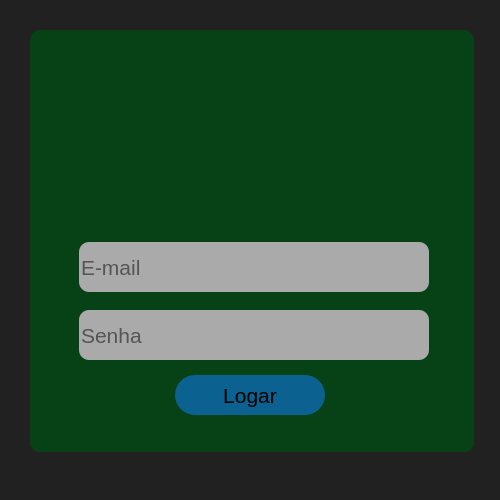
Robson-tech/app-educacional, file tela_login.ui: the form before one commit.
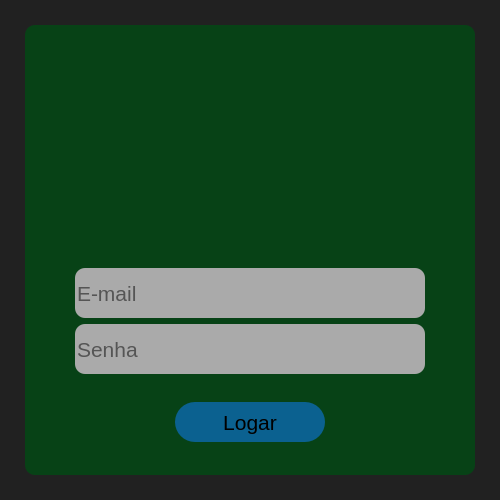
The form after the commit. Icons and pictures are not drawn.

Commit message: telas atualizadas

Patch:
```diff
--- a/tela_login.ui
+++ b/tela_login.ui
@@ -28,34 +28,97 @@
   <property name="styleSheet">
    <string notr="true">background-color: rgb(33, 33, 33);</string>
   </property>
-  <widget class="QFrame" name="background_login">
+  <widget class="QGroupBox" name="background_login">
    <property name="geometry">
     <rect>
-     <x>30</x>
-     <y>30</y>
-     <width>444</width>
-     <height>422</height>
+     <x>25</x>
+     <y>25</y>
+     <width>450</width>
+     <height>450</height>
     </rect>
    </property>
+   <property name="minimumSize">
+    <size>
+     <width>450</width>
+     <height>450</height>
+    </size>
+   </property>
+   <property name="maximumSize">
+    <size>
+     <width>450</width>
+     <height>450</height>
+    </size>
+   </property>
    <property name="styleSheet">
     <string notr="true">border-radius: 10px;
 background-color: rgb(7, 66, 22);</string>
    </property>
-   <property name="frameShape">
-    <enum>QFrame::StyledPanel</enum>
-   </property>
-   <property name="frameShadow">
-    <enum>QFrame::Raised</enum>
-   </property>
-  </widget>
+   <layout class="QGridLayout" name="gridLayout">
+    <item row="3" column="0">
+     <widget class="QLineEdit" name="caixa_email">
+      <property name="minimumSize">
+       <size>
+        <width>350</width>
+        <height>50</height>
+       </size>
+      </property>
+      <property name="maximumSize">
+       <size>
+        <width>350</width>
+        <height>50</height>
+       </size>
+      </property>
+      <property name="font">
+       <font>
+        <pointsize>16</pointsize>
+       </font>
+      </property>
+      <property name="styleSheet">
+       <string notr="true">border-radius: 10px;
+background-color: rgb(170, 170, 170);</string>
+      </property>
+      <property name="alignment">
+       <set>Qt::AlignLeading|Qt::AlignLeft|Qt::AlignVCenter</set>
+      </property>
+      <property name="placeholderText">
+       <string>E-mail</string>
+      </property>
+     </widget>
+    </item>
+    <item row="0" column="0">
+     <spacer name="verticalSpacer_2">
+      <property name="orientation">
+       <enum>Qt::Vertical</enum>
+      </property>
+      <property name="sizeHint" stdset="0">
+       <size>
+        <width>20</width>
+        <height>40</height>
+       </size>
+      </property>
+     </spacer>
+    </item>
+    <item row="6" column="0">
+     <layout class="QHBoxLayout" name="horizontalLayout_6">
+      <property name="spacing">
+       <number>0</number>
+      </property>
+      <property name="sizeConstraint">
+       <enum>QLayout::SetDefaultConstraint</enum>
+      </property>
+      <item>
   <widget class="QPushButton" name="botao_login">
-   <property name="geometry">
-    <rect>
-     <x>175</x>
-     <y>375</y>
+        <property name="minimumSize">
+         <size>
      <width>150</width>
      <height>40</height>
-    </rect>
+         </size>
+        </property>
+        <property name="maximumSize">
+         <size>
+          <width>150</width>
+          <height>40</height>
+         </size>
    </property>
    <property name="font">
     <font>
@@ -74,14 +137,48 @@
     <string>Logar</string>
    </property>
   </widget>
+      </item>
+     </layout>
+    </item>
+    <item row="2" column="0">
+     <spacer name="verticalSpacer">
+      <property name="orientation">
+       <enum>Qt::Vertical</enum>
+      </property>
+      <property name="sizeHint" stdset="0">
+       <size>
+        <width>20</width>
+        <height>40</height>
+       </size>
+      </property>
+     </spacer>
+    </item>
+    <item row="7" column="0">
+     <spacer name="verticalSpacer_3">
+      <property name="orientation">
+       <enum>Qt::Vertical</enum>
+      </property>
+      <property name="sizeHint" stdset="0">
+       <size>
+        <width>20</width>
+        <height>40</height>
+       </size>
+      </property>
+     </spacer>
+    </item>
+    <item row="4" column="0">
   <widget class="QLineEdit" name="caixa_senha">
-   <property name="geometry">
-    <rect>
-     <x>79</x>
-     <y>310</y>
+      <property name="minimumSize">
+       <size>
      <width>350</width>
      <height>50</height>
-    </rect>
+       </size>
+      </property>
+      <property name="maximumSize">
+       <size>
+        <width>350</width>
+        <height>50</height>
+       </size>
    </property>
    <property name="font">
     <font>
@@ -107,30 +204,56 @@
     <string>Senha</string>
    </property>
   </widget>
-  <widget class="QLineEdit" name="caixa_email">
-   <property name="geometry">
-    <rect>
-     <x>79</x>
-     <y>242</y>
-     <width>350</width>
-     <height>50</height>
-    </rect>
-   </property>
-   <property name="font">
-    <font>
-     <pointsize>16</pointsize>
-    </font>
+    </item>
+    <item row="1" column="0">
+     <layout class="QHBoxLayout" name="horizontalLayout_5">
+      <item>
+       <widget class="QLabel" name="logo_escola_2">
+        <property name="minimumSize">
+         <size>
+          <width>180</width>
+          <height>180</height>
+         </size>
+        </property>
+        <property name="maximumSize">
+         <size>
+          <width>180</width>
+          <height>180</height>
+         </size>
    </property>
    <property name="styleSheet">
-    <string notr="true">border-radius: 10px;
-background-color: rgb(170, 170, 170);</string>
+         <string notr="true">background-size: contain;</string>
+        </property>
+        <property name="text">
+         <string/>
+        </property>
+        <property name="pixmap">
+         <pixmap resource="resources/img.qrc">:/img/logo-escola.png</pixmap>
+        </property>
+        <property name="scaledContents">
+         <bool>true</bool>
    </property>
    <property name="alignment">
-    <set>Qt::AlignLeading|Qt::AlignLeft|Qt::AlignVCenter</set>
-   </property>
-   <property name="placeholderText">
-    <string>E-mail</string>
-   </property>
+         <set>Qt::AlignCenter</set>
+        </property>
+       </widget>
+      </item>
+     </layout>
+    </item>
+    <item row="5" column="0">
+     <spacer name="verticalSpacer_4">
+      <property name="orientation">
+       <enum>Qt::Vertical</enum>
+      </property>
+      <property name="sizeHint" stdset="0">
+       <size>
+        <width>20</width>
+        <height>40</height>
+       </size>
+      </property>
+     </spacer>
+    </item>
+   </layout>
   </widget>
  </widget>
  <resources/>
```
Left out of the diff: 4 changed lines with no effect on the pictures. Lines whose indentation alone changed are shown as unchanged. The commit also changes 2 other files.
